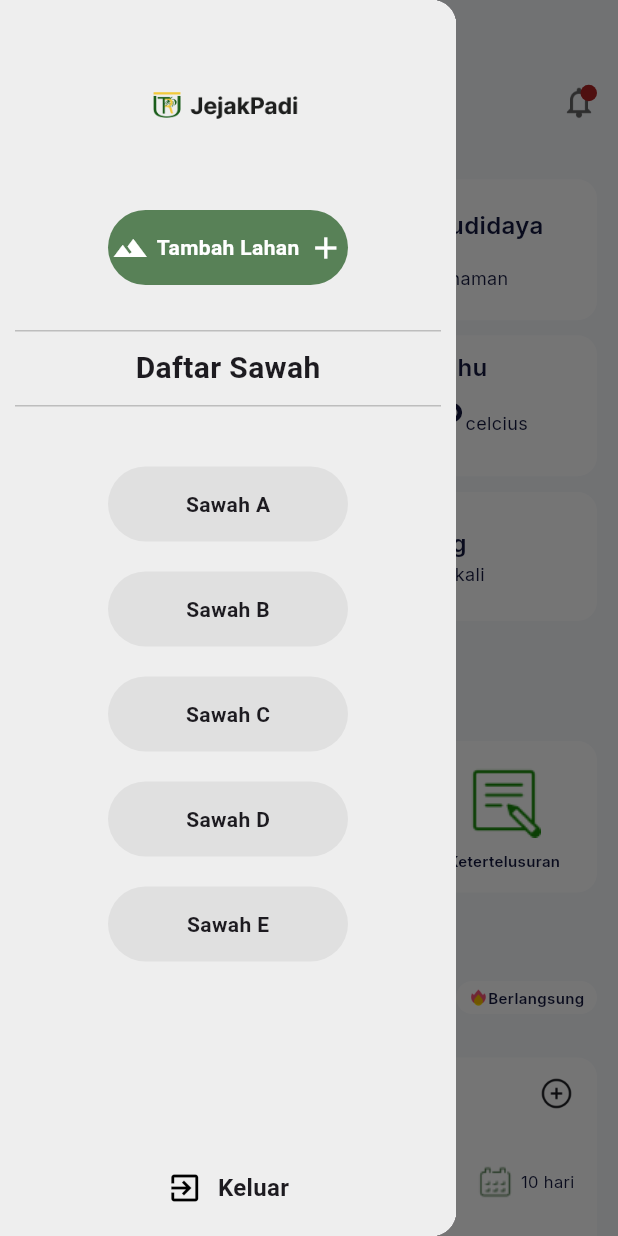
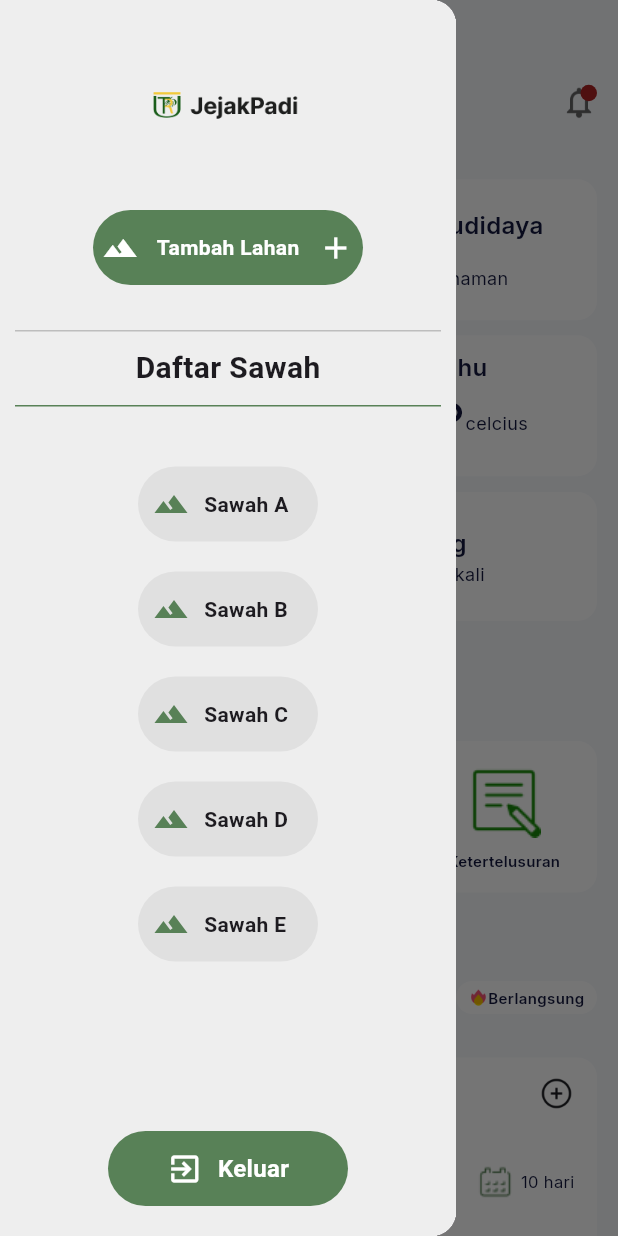
Before and after one commit to fuadadhim24/ketertelusuran_mobile, a Flutter app: the HomePage screen opened by its route, with the side drawer open, on a phone screen of 412 x 824 dp. Run offline on Flutter 3.47's test engine with Material 3 defaults, Android fonts, the phone set to English and light mode, and no system bars; our stand-ins replace carousel_slider, get, google_fonts, sliding_up_panel.

Commit message:
refactor: update ui sidebar at home page

```diff
--- a/lib/ui/pages/home_page.dart
+++ b/lib/ui/pages/home_page.dart
@@ -38,7 +38,7 @@ class HomePage extends StatelessWidget {
     );
   }
 
-  Drawer buildSidebar() {
+  Widget buildSidebar() {
     return Drawer(
       child: Container(
         width: 180, // Increased width of the Drawer
@@ -62,7 +62,7 @@ class HomePage extends StatelessWidget {
             ),
             // Tambah Lahan Button
             Container(
-              width: 160, // Increased width of the Tambah Lahan Button
+              width: 180, // Increased width of the Tambah Lahan Button
               height: 50, // Increased height of the Tambah Lahan Button
               margin: const EdgeInsets.only(bottom: 20),
               decoration: BoxDecoration(
@@ -103,10 +103,10 @@ class HomePage extends StatelessWidget {
             Container(
               height: 1,
               width: double.infinity,
-              color: Colors.grey[400],
+              color: greenColor,
               margin: EdgeInsets.symmetric(vertical: 10),
             ),
-            // List of Lahan
+            // List Lahan Sawah
             SizedBox(height: 20),
             buildLahanButton('Sawah A'),
             buildLahanButton('Sawah B'),
@@ -121,23 +121,31 @@ class HomePage extends StatelessWidget {
             // Keluar Button
             GestureDetector(
               onTap: () {
-                Get.toNamed(
-                      '/sign-in',
-                    );
+                Get.toNamed('/sign-in');
               },
+              child: Container(
+                width: 160, // Increased width of the Tambah Lahan Button
+                height: 50, // Match parent width
+                padding: EdgeInsets.symmetric(vertical: 10, horizontal: 20),
+                decoration: BoxDecoration(
+                  borderRadius: BorderRadius.circular(25), // Rounded corners
+                  color: greenColor, // Green background color
+                ),
                 child: Row(
                   mainAxisAlignment: MainAxisAlignment.center,
                   children: [
-                  Icon(Icons.exit_to_app, color: Colors.black),
+                    Icon(Icons.exit_to_app, color: Colors.white),
                     SizedBox(width: 10),
                     Text(
                       'Keluar',
                       style: TextStyle(
                         fontSize: 16,
                         fontWeight: FontWeight.bold,
+                        color: Colors.white, // White text color
                       ),
                     ),
                   ],
+                ),
               ),
             ),
           ],
@@ -148,20 +156,25 @@ class HomePage extends StatelessWidget {
 
   Widget buildLahanButton(String lahanName) {
     return Container(
-      width: 160, // Increased width of the Lahan buttons
+      width: 120, // Increased width of the Lahan buttons
       height: 50, // Increased height of the Lahan buttons
       margin: const EdgeInsets.symmetric(vertical: 10),
       decoration: BoxDecoration(
         borderRadius: BorderRadius.circular(25), // Rounded corners
         color: Colors.grey[300],
       ),
-      child: Center(
-        child: Text(
+      child: Row(
+        children: [
+          SizedBox(width: 10), // Add padding to the left of the icon
+          Icon(Icons.landscape, color: greenColor), // Material icon
+          SizedBox(width: 10), // Add space between icon and text
+          Text(
             lahanName,
             style: TextStyle(
               fontWeight: FontWeight.bold,
             ),
           ),
+        ],
       ),
     );
   }
```
Lines whose indentation alone changed are shown as unchanged.
